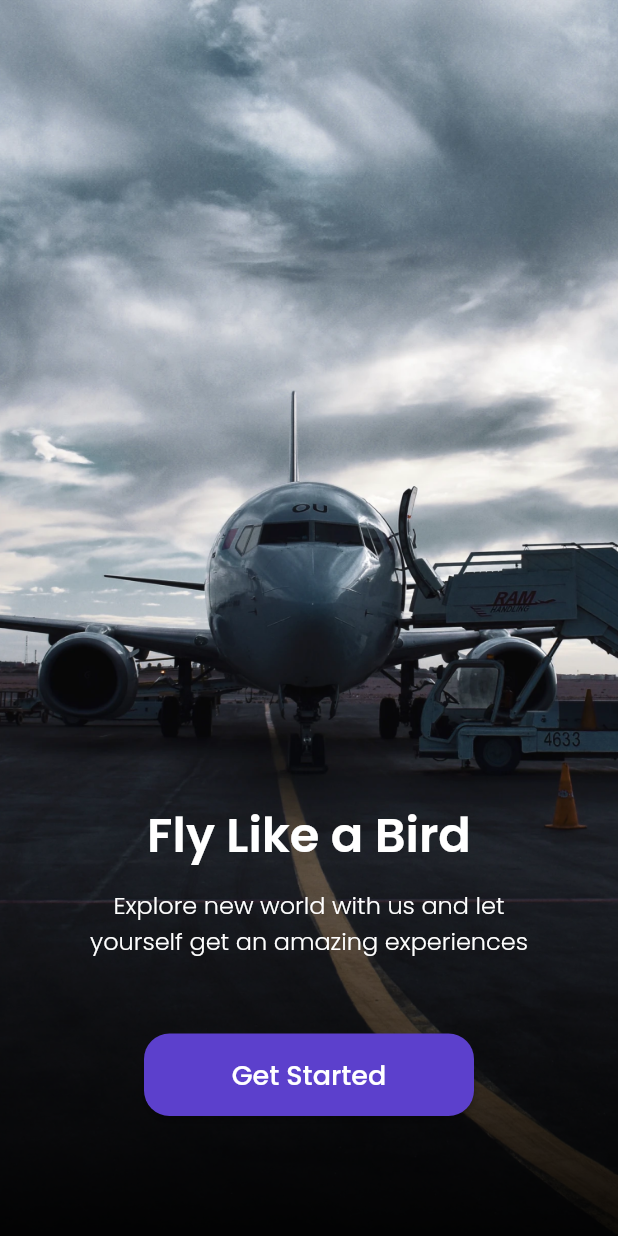
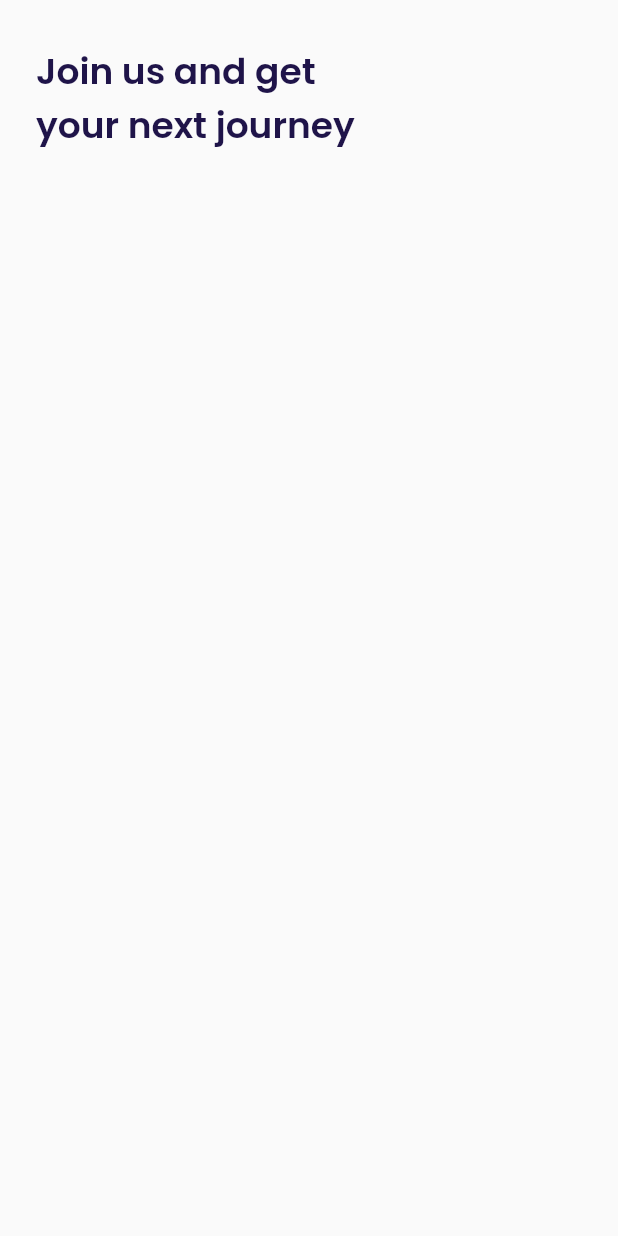
Before and after one commit to Flutter-Dart-Hacks/bwa-pesawats, a Flutter app: the screen it shows after launch, after a tap on "Get Started", on a phone screen of 412 x 824 dp. Run offline on Flutter 3.47's test engine with Material 2 defaults, Android fonts, the phone set to English and light mode, and no system bars; our stand-ins replace google_fonts.

Commit message:
Pembuatan sign up page

```diff
--- a/lib/main.dart
+++ b/lib/main.dart
@@ -1,4 +1,5 @@
 import 'package:bwa_pesawats/ui/pages/getstarted_page.dart';
+import 'package:bwa_pesawats/ui/pages/sign_up_page.dart';
 import 'package:bwa_pesawats/ui/pages/splash_page.dart';
 import 'package:flutter/material.dart';
 
@@ -33,6 +34,9 @@ class PesawatApp extends StatelessWidget {
         },
         GetStartedPages.routeName: (context) {
           return const GetStartedPages();
+        },
+        SignUpPage.routeName: (context) {
+          return const SignUpPage();
         }
       },
     );
--- a/lib/ui/pages/getstarted_page.dart
+++ b/lib/ui/pages/getstarted_page.dart
@@ -1,4 +1,5 @@
 import 'package:bwa_pesawats/shareds/themes.dart';
+import 'package:bwa_pesawats/ui/pages/sign_up_page.dart';
 import 'package:flutter/material.dart';
 
 class GetStartedPages extends StatelessWidget {
@@ -54,7 +55,9 @@ class GetStartedPages extends StatelessWidget {
                       top: 50,
                     ),
                     child: ElevatedButton(
-                      onPressed: () {},
+                      onPressed: () {
+                        Navigator.pushNamed(context, SignUpPage.routeName);
+                      },
                       style: ElevatedButton.styleFrom(
                         backgroundColor: kPrimaryColor,
                         shape: RoundedRectangleBorder(
--- /dev/null
+++ b/lib/ui/pages/sign_up_page.dart
@@ -0,0 +1,70 @@
+import 'package:bwa_pesawats/shareds/themes.dart';
+import 'package:flutter/material.dart';
+
+class SignUpPage extends StatefulWidget {
+  const SignUpPage({super.key});
+
+  static const String routeName = '/signup';
+
+  @override
+  State<SignUpPage> createState() => _SignUpPageState();
+}
+
+class _SignUpPageState extends State<SignUpPage> {
+  Widget getTitle() {
+    return Container(
+      margin: const EdgeInsets.only(top: 30),
+      child: Text(
+        'Join us and get\nyour next journey',
+        style: blackTextStyle.copyWith(fontSize: 24, fontWeight: semiBold),
+      ),
+    );
+  }
+
+  Widget getInputSection() {
+    Widget setEmailInput() {
+      return Container(
+        margin: const EdgeInsets.only(bottom: 20),
+        child: Column(
+          children: const [],
+        ),
+      );
+    }
+
+    return Container(
+      margin: const EdgeInsets.only(top: 30),
+      padding: const EdgeInsets.symmetric(
+        horizontal: 20,
+        vertical: 30,
+      ),
+      decoration: BoxDecoration(
+        color: kWhiteColor,
+        borderRadius: BorderRadius.all(
+          Radius.circular(defaultRadius),
+        ),
+      ),
+      child: Column(
+        children: const [],
+      ),
+    );
+  }
+
+  @override
+  Widget build(BuildContext context) {
+    return Scaffold(
+      backgroundColor: kBackgroundColor,
+      body: SafeArea(
+        bottom: false,
+        child: Container(
+          margin: const EdgeInsets.all(0),
+          child: ListView(
+            padding: EdgeInsets.symmetric(horizontal: defaultMargin),
+            children: [
+              getTitle(),
+            ],
+          ),
+        ),
+      ),
+    );
+  }
+}
```
